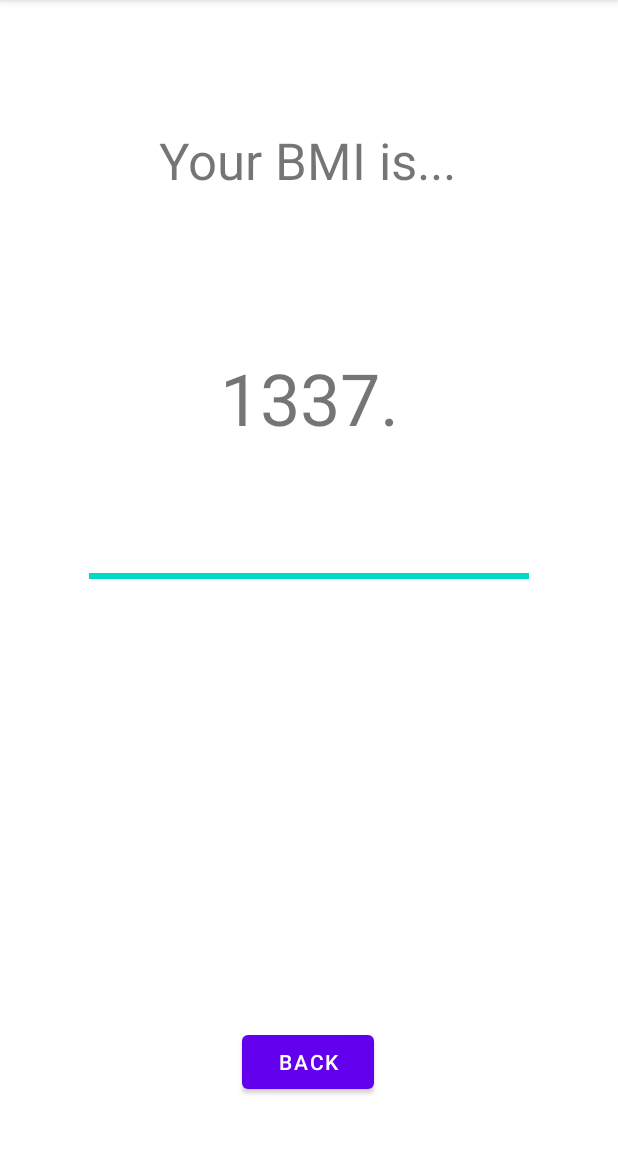
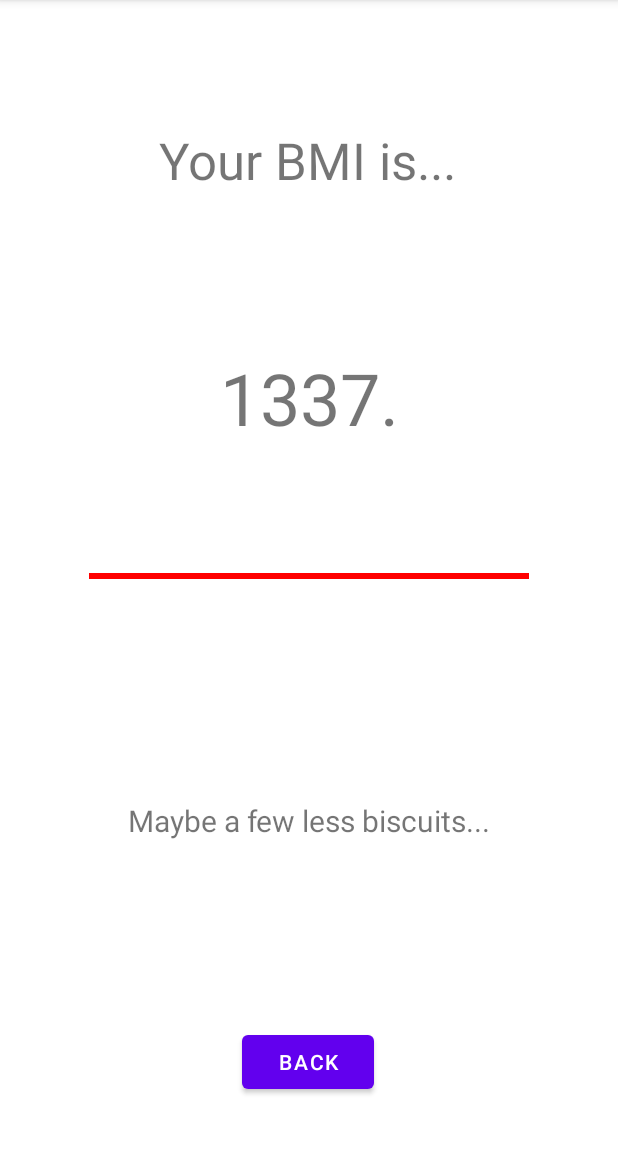
Before and after one commit to s00212257/AndroidStudioProjects, an Android app: the MainActivity2 screen opened directly, with no data from a screen before it, on a phone screen of 412 x 824 dp, the part 84-1236 px from its top. Run offline under Robolectric (Android 15) with nearby library versions, the phone set to English and light mode, and no system bars.

Commit message:
Completed BMI calc mayb

```diff
--- a/BMICalculator/app/src/main/java/com/example/bmicalculator/MainActivity2.java
+++ b/BMICalculator/app/src/main/java/com/example/bmicalculator/MainActivity2.java
@@ -5,6 +5,8 @@ import static java.lang.Integer.*;
 import androidx.appcompat.app.AppCompatActivity;
 
 import android.content.Intent;
+import android.content.res.ColorStateList;
+import android.graphics.Color;
 import android.os.Build;
 import android.os.Bundle;
 import android.view.View;
@@ -13,9 +15,12 @@ import android.widget.ProgressBar;
 import android.widget.SeekBar;
 import android.widget.TextView;
 
+import org.w3c.dom.Text;
+
 public class MainActivity2 extends AppCompatActivity {
 
     TextView resultText;
+    TextView theFunny;
     Button btnBack;
     ProgressBar progressBar;
 
@@ -23,17 +28,34 @@ public class MainActivity2 extends AppCompatActivity {
     protected void onCreate(Bundle savedInstanceState) {
         super.onCreate(savedInstanceState);
         setContentView(R.layout.activity_main2);
-        Intent intent = getIntent();
-        Double BMI = intent.getDoubleExtra("BMI", 1337);
+
+        Intent i = getIntent();
+        Double BMI = i.getDoubleExtra("BMI", 1337);
 
         resultText = findViewById(R.id.resultText);
         resultText.setText(BMI.toString());
 
+        theFunny = findViewById(R.id.theFunny);
+
         Button btnBack = findViewById(R.id.btnBack);
         ProgressBar progressBar = findViewById(R.id.progressBar);
 
-        int i = BMI.intValue();
-        progressBar.setProgress(i);
+        int a = BMI.intValue();
+        progressBar.setProgress(a);
+
+        if(a > 25) {
+            progressBar.setProgressTintList(ColorStateList.valueOf(Color.RED));
+            theFunny.setText("Maybe a few less biscuits...");
+        }
+        else if(a > 18) {
+            progressBar.setProgressTintList(ColorStateList.valueOf(Color.GREEN));
+            theFunny.setText("You are NORMAL");
+        }
+        else{
+            progressBar.setProgressTintList(ColorStateList.valueOf(Color.BLUE));
+            theFunny.setText("Maybe a few MORE biscuits!!");
+        }
+
 
         btnBack.setOnClickListener(new View.OnClickListener() {
             @Override
--- a/BMICalculator/app/src/main/res/layout/activity_main2.xml
+++ b/BMICalculator/app/src/main/res/layout/activity_main2.xml
@@ -55,4 +55,15 @@
         app:layout_constraintStart_toStartOf="parent"
         app:layout_constraintTop_toTopOf="parent" />
 
+    <TextView
+        android:id="@+id/theFunny"
+        android:layout_width="wrap_content"
+        android:layout_height="wrap_content"
+        android:text="..."
+        android:textSize="20sp"
+        app:layout_constraintBottom_toTopOf="@+id/btnBack"
+        app:layout_constraintEnd_toEndOf="parent"
+        app:layout_constraintStart_toStartOf="parent"
+        app:layout_constraintTop_toBottomOf="@+id/progressBar" />
+
 </androidx.constraintlayout.widget.ConstraintLayout>
```
